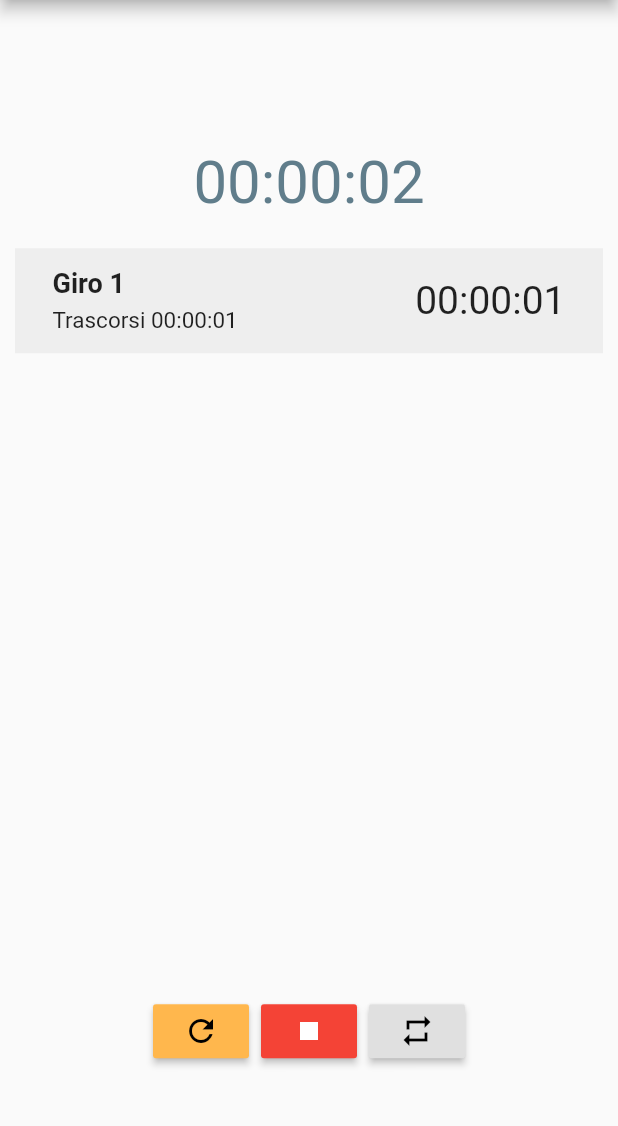
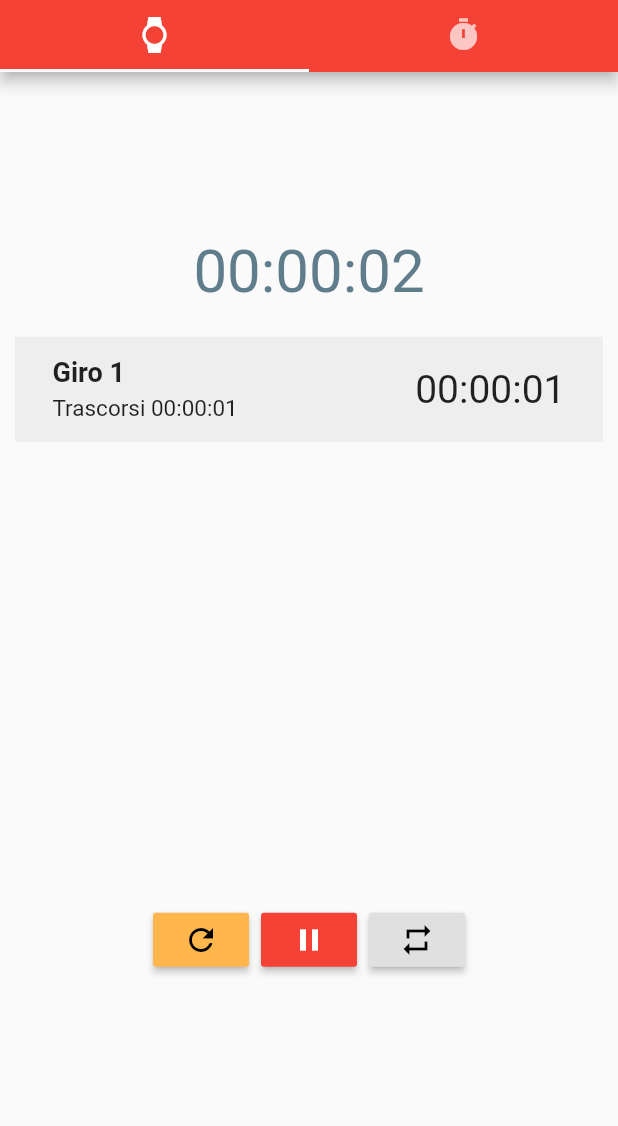
Before and after one commit to LorenzoVaccher01/TPSIT-2020-21, a Flutter app: the screen it shows after launch, after a tap on the "play arrow" icon, after a tap on the "refresh" icon, on a phone screen of 412 x 824 dp, the part 84-1210 px from its top. Run offline on Flutter 3.47's test engine with Material 2 defaults, Android fonts, the phone set to English and light mode, and no system bars; missing offline and left inert: dart:html.

Commit message:
Update-25102020_v2

```diff
--- a/Cronometro/timer/lib/main.dart
+++ b/Cronometro/timer/lib/main.dart
@@ -1,6 +1,7 @@
 import 'package:flutter/material.dart';
-import 'views/home.dart';
-import './utils/laps.dart';
+import 'package:timer/views/timer.dart';
+import 'views/timer.dart';
+import 'views/stopwatch.dart';
 
 void main() => runApp(MyApp());
 
@@ -9,13 +10,35 @@ class MyApp extends StatelessWidget {
   @override
   Widget build(BuildContext context) {
     return MaterialApp(
-      title: 'Cronometro - Timer',
+      title: 'Timer',
       debugShowCheckedModeBanner: false,
       theme: ThemeData(
-        primarySwatch: Colors.red,
-        visualDensity: VisualDensity.adaptivePlatformDensity
+          primarySwatch: Colors.red,
+          visualDensity: VisualDensity.adaptivePlatformDensity),
+      home: DefaultTabController(
+        length: 2,
+        child: Scaffold(
+          appBar: AppBar(
+            title: Text('Timer'),
+            bottom: TabBar(
+              tabs: [
+                Tab(
+                  icon: Icon(Icons.watch),
+                ),
+                Tab(
+                  icon: Icon(Icons.timer),
+                ),
+              ],
+              onTap: (index) {
+                StopWatchView();
+              },
+            ),
+          ),
+          body: TabBarView(
+            children: [StopWatchView(), TimerView()],
+          ),
+        ),
       ),
-      home: HomeScreen(title: 'Timer'),
     );
   }
 }
--- a/Cronometro/timer/lib/utils/clock.dart
+++ b/Cronometro/timer/lib/utils/clock.dart
@@ -10,13 +10,14 @@ class Clock extends Ticker {
   int _minutes = 0;
   int _seconds = 0;
   int _hours = 0;
-  Duration _duration;
+  final Duration _duration;
+  final bool _revers;
 
   bool _status = false; //false == stopped, true = running
 
   Laps _laps = new Laps<Lap>();
 
-  Clock(this._duration) : super(_duration);
+  Clock(this._duration, this._revers, {int hours, int minutes, int seconds}) : super(_duration);
 
   Stream<int> start() {
     _status = true;
--- a/Cronometro/timer/lib/views/home.dart
+++ /dev/null
@@ -1,155 +0,0 @@
-import 'dart:async';
-
-import 'package:flutter/material.dart';
-import 'package:timer/utils/clock.dart';
-import '../utils/laps.dart';
-
-class HomeScreen extends StatefulWidget {
-  final String title;
-
-  HomeScreen({Key key, this.title}) : super(key: key);
-
-  @override
-  _HomeScreenState createState() => _HomeScreenState();
-}
-
-class _HomeScreenState extends State<HomeScreen> {
-  Clock _clock = new Clock(Duration(seconds: 1));
-  // ignore: cancel_subscriptions
-  StreamSubscription _streamSubscription;
-
-  void _startCounter() {
-    if (_clock.status) {
-      _clock.stop(_streamSubscription);
-      setState(() {});
-    } else {
-      _streamSubscription = _clock
-          .start()
-          .listen((data) => {_clock.addSecond(), setState(() {})});
-    }
-  }
-
-  void _resetClock() {
-    _clock.reset();
-    setState(() {});
-  }
-
-  void _addLap() {
-    _clock.addLap(_clock.hours, _clock.minutes, _clock.seconds);
-    setState(() {});
-  }
-
-  @override
-  Widget build(BuildContext context) {
-    return Scaffold(
-        appBar: AppBar(
-          title: Text(widget.title),
-        ),
-        body: Center(
-          child: Column(
-            mainAxisAlignment: MainAxisAlignment.center,
-            children: <Widget>[
-              Container(
-                margin: EdgeInsets.only(top: 50),
-                child: Text(
-                    '${_clock.hours.toString().padLeft(2, '0')}:${_clock.minutes.toString().padLeft(2, '0')}:${_clock.seconds.toString().padLeft(2, '0')}',
-                    style: TextStyle(fontSize: 40, color: Colors.blueGrey)),
-              ),
-              Visibility(
-                child: Container(
-                  height: 500,
-                  margin: EdgeInsets.only(top: 10),
-                  child: ListView.separated(
-                    padding: EdgeInsets.all(10),
-                    itemCount: _clock.laps.length,
-                    itemBuilder: (BuildContext context, int index) {
-                      return Container(
-                          height: 70,
-                          color: Colors.grey[200],
-                          child: Container(
-                            margin: EdgeInsets.only(left: 25, right: 25),
-                            child: Row(
-                              mainAxisAlignment: MainAxisAlignment.spaceBetween,
-                              children: [
-                                Column(
-                                  mainAxisAlignment: MainAxisAlignment.center,
-                                  crossAxisAlignment: CrossAxisAlignment.start,
-                                  children: [
-                                    Text('Giro ' + (index + 1).toString(),
-                                        style: TextStyle(
-                                            fontSize: 18,
-                                            fontWeight: FontWeight.bold)),
-                                    Container(
-                                      margin: EdgeInsets.only(top: 5),
-                                      child: Text(
-                                        'Trascorsi ${_clock.laps[index].hoursPassed.toString().padLeft(2, '0')}:${_clock.laps[index].minutesPassed.toString().padLeft(2, '0')}:${_clock.laps[index].secondsPassed.toString().padLeft(2, '0')}',
-                                        style: TextStyle(fontSize: 15),
-                                      ),
-                                    ),
-                                  ],
-                                ),
-                                Text(
-                                    '${_clock.laps[index].hours.toString().padLeft(2, '0')}:${_clock.laps[index].minutes.toString().padLeft(2, '0')}:${_clock.laps[index].seconds.toString().padLeft(2, '0')}',
-                                    style: TextStyle(fontSize: 26)),
-                              ],
-                            ),
-                          ));
-                    },
-                    separatorBuilder: (BuildContext context, int index) =>
-                        const Divider(),
-                  ),
-                ),
-                visible: true,
-              ),
-              Container(
-                margin: EdgeInsets.only(top: 0),
-                child: ButtonBar(
-                  alignment: MainAxisAlignment.center,
-                  children: [
-                    Visibility(
-                      child: RaisedButton(
-                        color: Colors.orange[300],
-                        child: Container(
-                          padding: EdgeInsets.all(5),
-                          child: Icon(Icons.refresh_outlined),
-                        ),
-                        onPressed: _addLap,
-                      ),
-                      visible: ((_clock.seconds == 0 &&
-                              _clock.minutes == 0 &&
-                              _clock.hours == 0 &&
-                              !_clock.status)
-                          ? false
-                          : true),
-                    ),
-                    RaisedButton(
-                      color: _clock.status ? Colors.red : Colors.green,
-                      child: Container(
-                          padding: EdgeInsets.all(5),
-                          child: Icon(
-                              _clock.status ? Icons.stop : Icons.play_arrow)),
-                      onPressed: _startCounter,
-                    ),
-                    Visibility(
-                      child: new RaisedButton(
-                        color: Colors.grey[300],
-                        child: Container(
-                            padding: EdgeInsets.all(5),
-                            child: Icon(Icons.repeat)),
-                        onPressed: _resetClock,
-                      ),
-                      visible: ((_clock.seconds == 0 &&
-                              _clock.minutes == 0 &&
-                              _clock.hours == 0 &&
-                              !(_clock.status))
-                          ? false
-                          : true),
-                    ),
-                  ],
-                ),
-              ),
-            ],
-          ),
-        ));
-  }
-}
--- /dev/null
+++ b/Cronometro/timer/lib/views/stopwatch.dart
@@ -0,0 +1,151 @@
+import 'dart:async';
+
+import 'package:flutter/material.dart';
+import 'package:timer/utils/clock.dart';
+
+class StopWatchView extends StatefulWidget {
+
+  StopWatchView();
+
+  @override
+  _StopWatchState createState() => _StopWatchState();
+}
+
+class _StopWatchState extends State<StopWatchView> {
+  // ignore: cancel_subscriptions
+  StreamSubscription _streamSubscription;
+  Clock _clock = new Clock(Duration(seconds: 1), false);
+
+  _StopWatchState();
+
+  void _startCounter() {
+    if (_clock.status) {
+      _clock.stop(_streamSubscription);
+      setState(() {});
+    } else {
+      _streamSubscription = _clock
+          .start()
+          .listen((data) => {_clock.addSecond(), setState(() {})});
+    }
+  }
+
+  void _resetClock() {
+    _clock.reset();
+    setState(() {});
+  }
+
+  void _addLap() {
+    _clock.addLap(_clock.hours, _clock.minutes, _clock.seconds);
+    setState(() {});
+  }
+
+  @override
+  Widget build(BuildContext context) {
+    return Scaffold(
+        body: Center(
+      child: Column(
+        mainAxisAlignment: MainAxisAlignment.center,
+        children: <Widget>[
+          Container(
+            margin: EdgeInsets.only(top: 0),
+            child: Text(
+                '${_clock.hours.toString().padLeft(2, '0')}:${_clock.minutes.toString().padLeft(2, '0')}:${_clock.seconds.toString().padLeft(2, '0')}',
+                style: TextStyle(fontSize: 40, color: Colors.blueGrey)),
+          ),
+          Visibility(
+            child: Container(
+              height: 350,
+              margin: EdgeInsets.only(top: 10),
+              child: ListView.separated(
+                padding: EdgeInsets.all(10),
+                itemCount: _clock.laps.length,
+                itemBuilder: (BuildContext context, int index) {
+                  return Container(
+                      height: 70,
+                      color: Colors.grey[200],
+                      child: Container(
+                        margin: EdgeInsets.only(left: 25, right: 25),
+                        child: Row(
+                          mainAxisAlignment: MainAxisAlignment.spaceBetween,
+                          children: [
+                            Column(
+                              mainAxisAlignment: MainAxisAlignment.center,
+                              crossAxisAlignment: CrossAxisAlignment.start,
+                              children: [
+                                Text('Giro ' + (index + 1).toString(),
+                                    style: TextStyle(
+                                        fontSize: 18,
+                                        fontWeight: FontWeight.bold)),
+                                Container(
+                                  margin: EdgeInsets.only(top: 5),
+                                  child: Text(
+                                    'Trascorsi ${_clock.laps[index].hoursPassed.toString().padLeft(2, '0')}:${_clock.laps[index].minutesPassed.toString().padLeft(2, '0')}:${_clock.laps[index].secondsPassed.toString().padLeft(2, '0')}',
+                                    style: TextStyle(fontSize: 15),
+                                  ),
+                                ),
+                              ],
+                            ),
+                            Text(
+                                '${_clock.laps[index].hours.toString().padLeft(2, '0')}:${_clock.laps[index].minutes.toString().padLeft(2, '0')}:${_clock.laps[index].seconds.toString().padLeft(2, '0')}',
+                                style: TextStyle(fontSize: 26)),
+                          ],
+                        ),
+                      ));
+                },
+                separatorBuilder: (BuildContext context, int index) =>
+                    const Divider(),
+              ),
+            ),
+            visible: true,
+          ),
+          Container(
+            margin: EdgeInsets.only(top: 30),
+            child: ButtonBar(
+              alignment: MainAxisAlignment.center,
+              children: [
+                Visibility(
+                  child: RaisedButton(
+                    color: Colors.orange[300],
+                    child: Container(
+                      padding: EdgeInsets.all(5),
+                      child: Icon(Icons.refresh_outlined),
+                    ),
+                    onPressed: _addLap,
+                  ),
+                  visible: ((_clock.seconds == 0 &&
+                          _clock.minutes == 0 &&
+                          _clock.hours == 0 &&
+                          !_clock.status)
+                      ? false
+                      : true),
+                ),
+                RaisedButton(
+                  color: _clock.status ? Colors.red : Colors.green,
+                  child: Container(
+                      padding: EdgeInsets.all(5),
+                      child:
+                          Icon(_clock.status ? Icons.pause : Icons.play_arrow)),
+                  onPressed: _startCounter,
+                ),
+                Visibility(
+                  child: new RaisedButton(
+                    color: Colors.grey[300],
+                    child: Container(
+                        padding: EdgeInsets.all(5), child: Icon(Icons.repeat)),
+                    onPressed: _resetClock,
+                  ),
+                  visible: ((_clock.seconds == 0 &&
+                          _clock.minutes == 0 &&
+                          _clock.hours == 0 &&
+                          !(_clock.status))
+                      ? false
+                      : true),
+                ),
+              ],
+            ),
+          ),
+        ],
+      ),
+    ));
+  }
+}
```
Also changed, not shown: Cronometro/timer/lib/views/timer.dart (+67 -26 lines), 10 other files.
